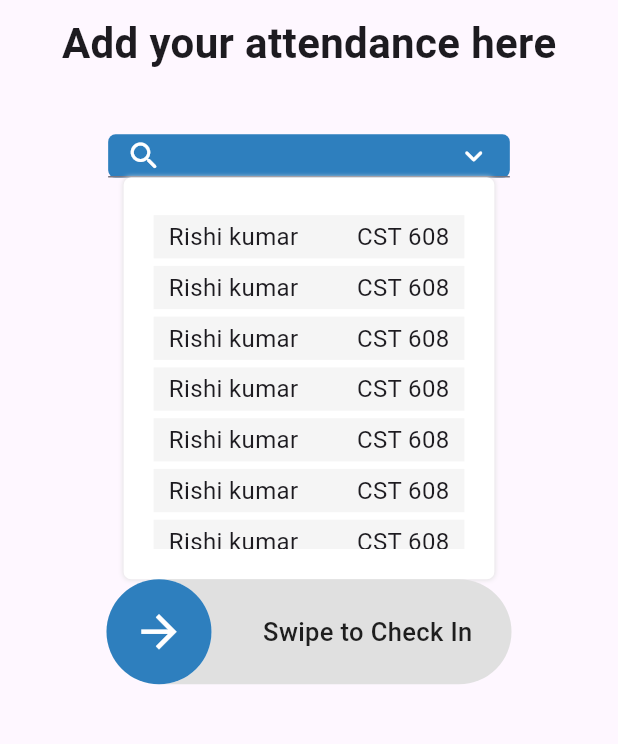
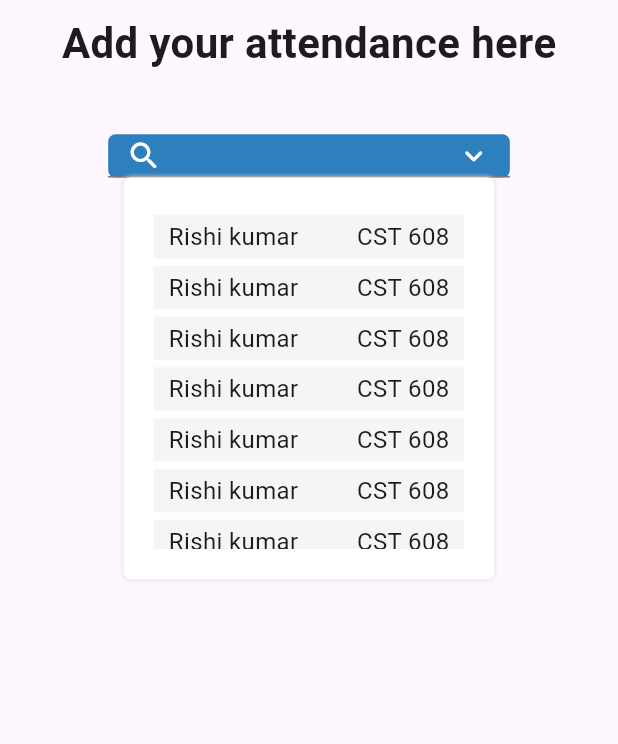
Before and after one commit to MouneshwaraK/hrms_attendance, a Flutter app: the EmployeeListUI screen opened directly, on a phone screen of 412 x 824 dp, the part 331-1075 px from its top. Run offline on Flutter 3.47's test engine with Material 3 defaults, Android fonts, the phone set to English and light mode, and no system bars; drawn by our look-alikes of slider_button; our stand-ins replace camera, dio, flutter_tts, google_fonts, image_picker, pretty_dio_logger and 1 more; missing offline and left inert: face_camera, google_mlkit_face_detection; accounts and stored records are empty.

Commit message:
updated code

```diff
--- a/lib/Attendence_UI/employee_list_ui.dart
+++ b/lib/Attendence_UI/employee_list_ui.dart
@@ -3,7 +3,7 @@ import 'package:flutter/material.dart';
 import 'package:hrvms_attendence/Attendence_UI/capture_facee_ui.dart';
 import 'package:hrvms_attendence/Utils/colors.dart';
 import 'package:hrvms_attendence/Utils/images.dart';
-import 'package:slider_button/slider_button.dart';
+// import 'package:slider_button/slider_button.dart';
 
 class EmployeeListUI extends StatefulWidget {
   const EmployeeListUI({super.key});
@@ -165,34 +165,34 @@ class _EmployeeListUIState extends State<EmployeeListUI> {
                 );
               }),
             ),
-            SliderButton(
-                action: () async {
-                  final camera = await availableCameras();
-                  final firstCamera = camera.last;
-                  Navigator.push(
-                    context,
-                    MaterialPageRoute(
-                        builder: (context) => CaptureFaceUI(
-                              camera: firstCamera,
-                            )),
-                  );
-                  return true;
-                },
-                label: const Text(
-                  "Swipe to Check In",
-                  style: TextStyle(
-                      color: Colors.black,
-                      fontWeight: FontWeight.w500,
-                      fontSize: 17),
-                ),
-                icon: CircleAvatar(
-                    radius: 45,
-                    backgroundColor: ColorConst().blue,
-                    child: const Icon(
-                      Icons.arrow_forward_outlined,
-                      size: 35,
-                      color: Colors.white,
-                    )))
+            // SliderButton(
+            //     action: () async {
+            //       final camera = await availableCameras();
+            //       final firstCamera = camera.last;
+            //       Navigator.push(
+            //         context,
+            //         MaterialPageRoute(
+            //             builder: (context) => CaptureFaceUI(
+            //                   camera: firstCamera,
+            //                 )),
+            //       );
+            //       return true;
+            //     },
+            //     label: const Text(
+            //       "Swipe to Check In",
+            //       style: TextStyle(
+            //           color: Colors.black,
+            //           fontWeight: FontWeight.w500,
+            //           fontSize: 17),
+            //     ),
+            //     icon: CircleAvatar(
+            //         radius: 45,
+            //         backgroundColor: ColorConst().blue,
+            //         child: const Icon(
+            //           Icons.arrow_forward_outlined,
+            //           size: 35,
+            //           color: Colors.white,
+            //         )))
           ],
         ),
       ),
```
Also changed, not shown: pubspec.yaml (+5 -4 lines), pubspec.lock, 130 other files.
